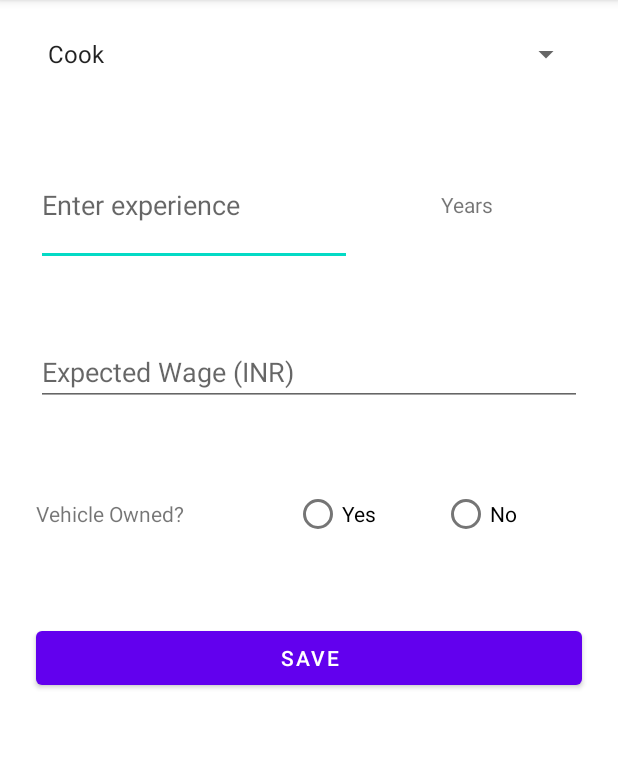
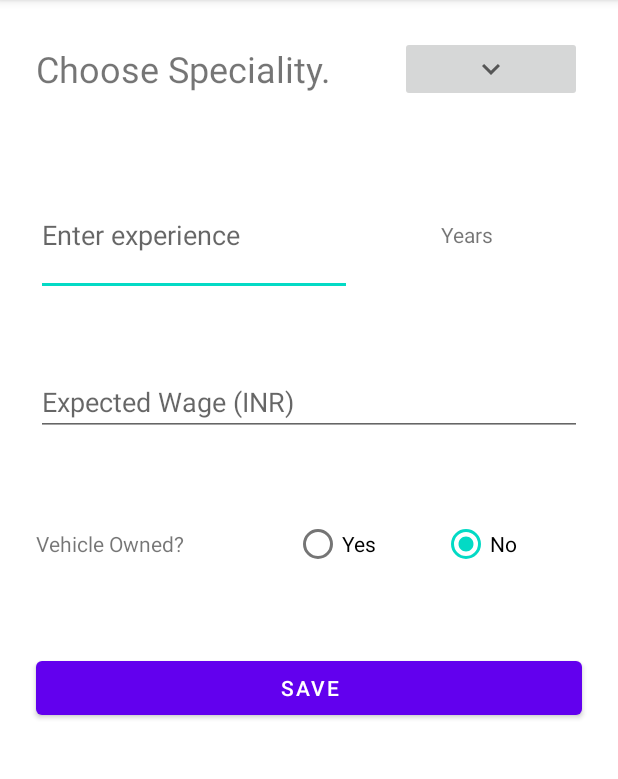
Before and after one commit to vividsky/Atlas, an Android app: the fragment ServiceProviderDetailsFragment shown on its own in the app's theme, on a phone screen of 412 x 824 dp, the part 84-863 px from its top. Run offline under Robolectric (Android 15) with nearby library versions, the phone set to English and light mode, and no system bars; our stand-ins replace Firebase (no records; nobody signed in at launch, a user with empty details on screens opened directly).

Commit message:
Adds TODOs

```diff
--- a/Atlas/app/src/main/java/com/example/atlas/authentication/AuthenticationActivity.java
+++ b/Atlas/app/src/main/java/com/example/atlas/authentication/AuthenticationActivity.java
@@ -5,8 +5,6 @@ import androidx.appcompat.app.AppCompatActivity;
 import android.os.Bundle;
 
 import com.example.atlas.R;
-import com.example.atlas.ServiceProviderDetailsFragment;
-import com.example.atlas.UserDetailsFragment;
 
 public class AuthenticationActivity extends AppCompatActivity {
 
--- a/Atlas/app/src/main/java/com/example/atlas/authentication/RegisterFragment.java
+++ b/Atlas/app/src/main/java/com/example/atlas/authentication/RegisterFragment.java
@@ -20,12 +20,10 @@ import androidx.annotation.NonNull;
 import androidx.annotation.Nullable;
 import androidx.fragment.app.Fragment;
 
-import com.example.atlas.Models.UsersModel;
+import com.example.atlas.Models.User;
 import com.example.atlas.R;
-import com.example.atlas.UserDetailsFragment;
 import com.google.android.material.textfield.TextInputLayout;
 import com.google.firebase.auth.FirebaseAuth;
-import com.google.firebase.firestore.CollectionReference;
 import com.google.firebase.firestore.FirebaseFirestore;
 
 import java.util.regex.Pattern;
@@ -166,7 +164,7 @@ public class RegisterFragment extends Fragment {
                             if (createUserTask.isSuccessful()) {
                                 Log.d(TAG, "createUserWithEmail:success");
                                 // creating user model to save it in fireStore
-                                UsersModel mUser = new UsersModel(firebaseAuth.getCurrentUser().getUid(), email, contact, password);
+                                User mUser = new User(firebaseAuth.getCurrentUser().getUid(), email, contact, password);
 
                                 firebaseFirestore.collection("Users").document(firebaseAuth.getCurrentUser().getUid()).set(mUser)
                                         .addOnCompleteListener(isUserCreatedTask -> {
--- a/Atlas/app/src/main/java/com/example/atlas/ServiceProviderDetailsFragment.java
+++ b/Atlas/app/src/main/java/com/example/atlas/authentication/ServiceProviderDetailsFragment.java
@@ -1,9 +1,12 @@
-package com.example.atlas;
+package com.example.atlas.authentication;
 
+import android.app.Dialog;
+import android.content.Intent;
 import android.os.Bundle;
 
 import androidx.annotation.NonNull;
 import androidx.annotation.Nullable;
+import androidx.appcompat.app.AlertDialog;
 import androidx.fragment.app.Fragment;
 
 import android.util.Log;
@@ -12,17 +15,19 @@ import android.view.View;
 import android.view.ViewGroup;
 import android.widget.Button;
 import android.widget.EditText;
-import android.widget.RadioButton;
+import android.widget.ImageButton;
 import android.widget.RadioGroup;
 import android.widget.Toast;
 
-import com.example.atlas.Models.ServiceProviderModel;
-import com.example.atlas.Models.UsersModel;
+import com.example.atlas.MainActivity;
+import com.example.atlas.Models.ServiceProvider;
+import com.example.atlas.Models.User;
+import com.example.atlas.R;
 import com.google.firebase.auth.FirebaseAuth;
-import com.google.firebase.firestore.DocumentReference;
-import com.google.firebase.firestore.DocumentSnapshot;
 import com.google.firebase.firestore.FirebaseFirestore;
-import com.google.firebase.firestore.auth.User;
+
+import java.util.ArrayList;
+import java.util.Arrays;
 
 /**
  * A simple {@link Fragment} subclass.
@@ -33,7 +38,11 @@ public class ServiceProviderDetailsFragment extends Fragment {
     private static final String TAG = "ServiceProviderDetails";
     private static final String VEHICLE_OWNED_NO = "No";
     private static final String VEHICLE_OWNED_YES = "Yes";
+    private static ArrayList<String> checkedSpecialitiesl = new ArrayList<>();
+    String[] options;
+    boolean[] checkedItems;
 
+    ImageButton speciality;
     Button mSaveButton;
     EditText mExperience;
     EditText mExpectedWage;
@@ -52,12 +61,18 @@ public class ServiceProviderDetailsFragment extends Fragment {
     public void onViewCreated(@NonNull View view, @Nullable Bundle savedInstanceState) {
         super.onViewCreated(view, savedInstanceState);
 
+         options = getResources().getStringArray(R.array.speciality);
+         checkedItems = new boolean[options.length];
+
+        speciality = view.findViewById(R.id.iv_speciality);
         mExperience = view.findViewById(R.id.et_experience);
         mExpectedWage = view.findViewById(R.id.et_expected_wage);
         mSaveButton = view.findViewById(R.id.button_service_provider_details_save);
         vehicleOwnedRadioGroup = view.findViewById(R.id.rg_vehicle_owned);
 
-        String[] vehicleOwned = new String[1];
+        speciality.setOnClickListener(this::servicesProvided);
+
+        String[] vehicleOwned = new String[] {VEHICLE_OWNED_NO};
         vehicleOwnedRadioGroup.setOnCheckedChangeListener((group, id) -> {
             if (id == R.id.rb_vehicle_owned_yes) {
                 vehicleOwned[0] = VEHICLE_OWNED_YES;
@@ -72,6 +87,7 @@ public class ServiceProviderDetailsFragment extends Fragment {
 
             String expectedWage = mExpectedWage.getText().toString();
             String experience = mExperience.getText().toString();
+            // TODO Adds validations on editTexts
 
             firebaseAuth = FirebaseAuth.getInstance();
             firebaseFirestore = FirebaseFirestore.getInstance();
@@ -80,22 +96,21 @@ public class ServiceProviderDetailsFragment extends Fragment {
                     .document(firebaseAuth.getCurrentUser().getUid())
                     .get()
                     .addOnCompleteListener(task -> {
-                        UsersModel user = null;
+                        User user = null;
                         if (task.isSuccessful()) {
-                            user = task.getResult().toObject(UsersModel.class);
+                            user = task.getResult().toObject(User.class);
                         } else {
                             Toast.makeText(getContext(), task.getException().getMessage(), Toast.LENGTH_SHORT).show();
                         }
                         firebaseFirestore.collection("ServiceProviders")
                                 .document(firebaseAuth.getCurrentUser().getUid())
-                                .set(new ServiceProviderModel( null, experience, expectedWage, vehicleOwned[0], user))
+                                .set(new ServiceProvider( checkedSpecialitiesl, experience, expectedWage, vehicleOwned[0], user))
                                 .addOnCompleteListener(task2 -> {
                                     if (task2.isSuccessful()) {
+                                        // TODO update user type
                                         Log.d(TAG, "details of service provider saved successfully");
                                         Toast.makeText(getContext(), "Service Provider details saved successfully.", Toast.LENGTH_SHORT).show();
-                                        getChildFragmentManager()
-                                                .beginTransaction()
-                                                .replace(R.id.auth_fragment_container, new UserDetailsFragment());
+                                        startActivity(new Intent(getContext(), MainActivity.class));
                                     } else {
                                         Toast.makeText(getContext(), task2.getException().getMessage(), Toast.LENGTH_SHORT).show();
                                     }
@@ -106,4 +121,34 @@ public class ServiceProviderDetailsFragment extends Fragment {
 
         });
     }
+
+    private void servicesProvided(View view1) {
+        AlertDialog.Builder dialogBuilder = new AlertDialog.Builder(getActivity());
+
+        dialogBuilder.setTitle("Choose Specialities");
+
+        dialogBuilder.setMultiChoiceItems(R.array.speciality, checkedItems, (dialog, indexSelected, isChecked) -> {
+            if (isChecked) {
+                checkedItems[indexSelected] = true;
+            } else if (checkedItems[indexSelected]) {
+                checkedItems[indexSelected] = false;
+            }
+            Log.d(TAG, checkedItems[indexSelected] + "");
+        });
+
+        dialogBuilder.setPositiveButton("Save", ((dialogInterface, id) -> {
+            for (int i = 0; i < options.length; i++) {
+                if (checkedItems[i]) {
+                    checkedSpecialitiesl.add(options[i]);
+                }
+            }
+        }));
+
+        dialogBuilder.setNegativeButton("Cancel", ((dialogInterface, id) -> {
+            Arrays.fill(checkedItems, false);
+        }));
+        Dialog dialog = dialogBuilder.create();
+        dialog.show();
+    }
+
 }
--- a/Atlas/app/src/main/java/com/example/atlas/UserDetailsFragment.java
+++ b/Atlas/app/src/main/java/com/example/atlas/authentication/UserDetailsFragment.java
@@ -1,4 +1,4 @@
-package com.example.atlas;
+package com.example.atlas.authentication;
 
 import android.os.Bundle;
 import android.text.TextUtils;
@@ -15,7 +15,7 @@ import androidx.annotation.NonNull;
 import androidx.annotation.Nullable;
 import androidx.fragment.app.Fragment;
 
-import com.example.atlas.authentication.UserProfileFragment;
+import com.example.atlas.R;
 import com.google.firebase.auth.FirebaseAuth;
 import com.google.firebase.firestore.DocumentReference;
 import com.google.firebase.firestore.FirebaseFirestore;
@@ -102,6 +102,7 @@ public class UserDetailsFragment extends Fragment {
                 }
                 if (!Pattern.compile("^[a-zA-Z]+(([',. -][a-zA-Z ])?[a-zA-Z]*)*$").matcher(name).matches()) {
                     mName.setError("Please enter a valid name.");
+                    return;
                 }
 
                 if (mGender.getCheckedRadioButtonId() == -1) {
--- /dev/null
+++ b/Atlas/app/src/main/res/drawable/ic_arrow_down.xml
@@ -0,0 +1,10 @@
+<vector xmlns:android="http://schemas.android.com/apk/res/android"
+    android:width="24dp"
+    android:height="24dp"
+    android:viewportWidth="24"
+    android:viewportHeight="24"
+    android:tint="?attr/colorControlNormal">
+  <path
+      android:fillColor="@android:color/white"
+      android:pathData="M7.41,8.59L12,13.17l4.59,-4.58L18,10l-6,6 -6,-6 1.41,-1.41z"/>
+</vector>
--- a/Atlas/app/src/main/res/layout/fragment_service_provider_details.xml
+++ b/Atlas/app/src/main/res/layout/fragment_service_provider_details.xml
@@ -5,15 +5,30 @@
     android:layout_width="match_parent"
     android:layout_height="match_parent"
     android:orientation="vertical"
-    tools:context=".ServiceProviderDetailsFragment">
+    tools:context=".authentication.ServiceProviderDetailsFragment">
 
-    <Spinner
-        android:id="@+id/spinner_speciality"
+    <LinearLayout
         android:layout_width="match_parent"
         android:layout_height="wrap_content"
         android:layout_margin="24dp"
-        android:spinnerMode="dropdown"
-        android:entries="@array/speciality"/>
+        android:orientation="horizontal">
+    <TextView
+        android:id="@+id/tv_speciality"
+        android:layout_width="0dp"
+        android:layout_height="wrap_content"
+        android:layout_weight="2"
+        android:layout_gravity="center_vertical"
+        android:text="Choose Speciality."
+        android:textSize="24sp" />
+        <ImageButton
+            android:id="@+id/iv_speciality"
+            android:layout_width="0dp"
+            android:layout_height="wrap_content"
+            android:layout_weight="1"
+            android:layout_gravity="center"
+            android:src="@drawable/ic_arrow_down"
+            android:clickable="true"/>
+    </LinearLayout>
 
     <LinearLayout
         android:layout_width="match_parent"
@@ -68,7 +83,8 @@
             android:layout_width="wrap_content"
             android:layout_height="match_parent"
             android:layout_weight="1"
-            android:orientation="horizontal">
+            android:orientation="horizontal"
+            android:checkedButton="@id/rb_vehicle_owned_no">
 
             <RadioButton
                 android:id="@+id/rb_vehicle_owned_yes"
--- a/Atlas/app/src/main/res/layout/fragment_user_details.xml
+++ b/Atlas/app/src/main/res/layout/fragment_user_details.xml
@@ -3,7 +3,7 @@
     android:layout_width="match_parent"
     android:layout_height="match_parent"
     android:orientation="vertical"
-    tools:context="UserDetailsFragment">
+    tools:context=".authentication.UserDetailsFragment">
 
     <EditText
         android:id="@+id/et_name"
--- a/Atlas/app/src/main/res/values/arrays.xml
+++ b/Atlas/app/src/main/res/values/arrays.xml
@@ -1,13 +1,6 @@
 <?xml version="1.0" encoding="utf-8"?>
 <resources>
     <string-array name="speciality">
-        <item >@string/cook</item>
-        <item >@string/maid</item>
-        <item >@string/driver</item>
-        <item >@string/daily_wager</item>
-    </string-array>
-
-    <string-array name="speciality_selected">
         <item >@string/cook</item>
         <item >@string/maid</item>
         <item >@string/driver</item>
--- /dev/null
+++ b/Atlas/app/src/main/res/values/integers.xml
@@ -0,0 +1,4 @@
+<?xml version="1.0" encoding="utf-8"?>
+<resources>
+    <integer name="total_specialities">4</integer>
+</resources>
--- a/Atlas/app/src/main/res/values/strings.xml
+++ b/Atlas/app/src/main/res/values/strings.xml
@@ -12,6 +12,7 @@
 
     <string name="month">Month</string>
     <string name="year">Year</string>
-<!-- TODO: Remove or change this placeholder text -->
+    <!-- TODO: Remove or change this placeholder text -->
     <string name="hello_blank_fragment">Hello blank fragment</string>
+
 </resources>
```
Also changed, not shown: Atlas/app/src/main/AndroidManifest.xml (+8 -5 lines), Atlas/app/src/main/java/com/example/atlas/MainActivity.java (+11 -9 lines), Atlas/app/src/main/java/com/example/atlas/Models/ServiceProvider.java (renamed from Atlas/app/src/main/java/com/example/atlas/Models/ServiceProviderModel.java, +4 -7 lines), Atlas/app/src/main/java/com/example/atlas/Models/ServiceReceiver.java (renamed from Atlas/app/src/main/java/com/example/atlas/Models/ServiceReceiverModel.java, +4 -3 lines), Atlas/app/src/main/java/com/example/atlas/Models/User.java (renamed from Atlas/app/src/main/java/com/example/atlas/Models/UsersModel.java, +10 -3 lines), Atlas/app/src/main/java/com/example/atlas/authentication/LoginFragment.java (+8 -1 lines), Atlas/app/src/main/java/com/example/atlas/authentication/UserProfileFragment.java (+6 -12 lines).
